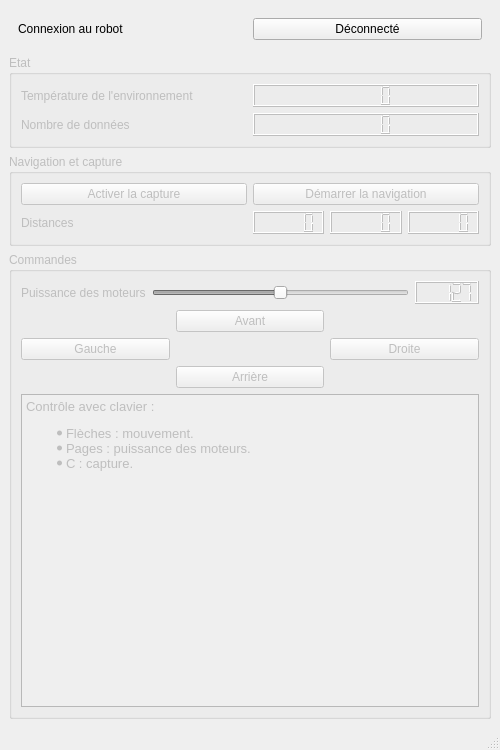
Before: the Qt Designer form Code/PC/GUI/DistancesCarRemoteControler.ui in Hamza5/PFE-Master, drawn with Qt 5.
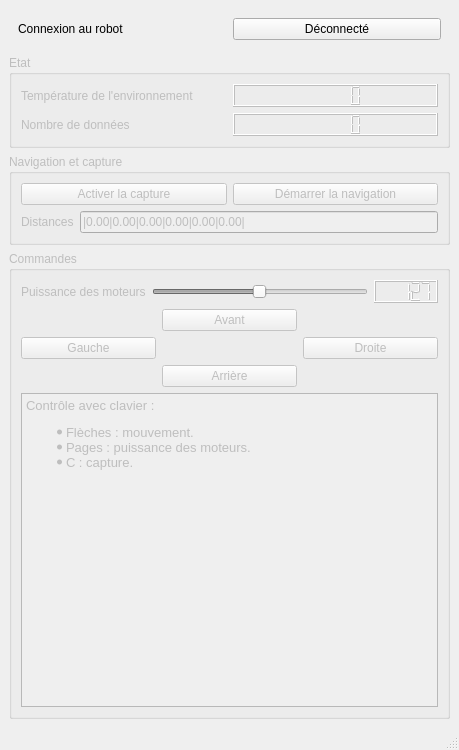
After: the same form once the commit is applied.

Commit message: Utiliser 6 distances

The edit to the form file:
```diff
--- a/Code/PC/GUI/DistancesCarRemoteControler.ui
+++ b/Code/PC/GUI/DistancesCarRemoteControler.ui
@@ -6,7 +6,7 @@
    <rect>
     <x>0</x>
     <y>0</y>
-    <width>500</width>
+    <width>459</width>
     <height>750</height>
    </rect>
   </property>
@@ -83,50 +83,51 @@
       <property name="title">
        <string>Navigation et capture</string>
       </property>
-      <layout class="QGridLayout" name="gridLayout_3">
-       <item row="2" column="0">
-        <widget class="QLabel" name="distancesLabel">
-         <property name="text">
-          <string>Distances</string>
-         </property>
-        </widget>
-       </item>
-       <item row="2" column="1">
-        <layout class="QGridLayout" name="gridLayout_2">
-         <item row="0" column="0">
-          <widget class="QLCDNumber" name="leftDistanceLcdNumber">
-           <property name="smallDecimalPoint">
-            <bool>false</bool>
+      <layout class="QVBoxLayout" name="verticalLayout_2">
+       <item>
+        <layout class="QHBoxLayout" name="horizontalLayout_2">
+         <item>
+          <widget class="QPushButton" name="enableCapturePushButton">
+           <property name="text">
+            <string>Activer la capture</string>
            </property>
+           <property name="checkable">
+            <bool>true</bool>
+           </property>
           </widget>
          </item>
-         <item row="0" column="1">
-          <widget class="QLCDNumber" name="forwardDistanceLcdNumber"/>
+         <item>
+          <widget class="QPushButton" name="navigationPushButton">
+           <property name="text">
+            <string>Démarrer la navigation</string>
+           </property>
+           <property name="checkable">
+            <bool>true</bool>
+           </property>
+          </widget>
          </item>
-         <item row="0" column="2">
-          <widget class="QLCDNumber" name="rightDistanceLcdNumber"/>
-         </item>
         </layout>
        </item>
-       <item row="1" column="1">
-        <widget class="QPushButton" name="navigationPushButton">
-         <property name="text">
-          <string>Démarrer la navigation</string>
-         </property>
-         <property name="checkable">
-          <bool>true</bool>
-         </property>
-        </widget>
-       </item>
-       <item row="1" column="0">
-        <widget class="QPushButton" name="enableCapturePushButton">
-         <property name="text">
-          <string>Activer la capture</string>
-         </property>
-         <property name="checkable">
-          <bool>true</bool>
-         </property>
-        </widget>
+       <item>
+        <layout class="QHBoxLayout" name="horizontalLayout_3">
+         <item>
+          <widget class="QLabel" name="distancesLabel">
+           <property name="text">
+            <string>Distances</string>
+           </property>
+          </widget>
+         </item>
+         <item>
+          <widget class="QLineEdit" name="distancesLineEdit">
+           <property name="text">
+            <string>|0.00|0.00|0.00|0.00|0.00|0.00|</string>
+           </property>
+           <property name="readOnly">
+            <bool>true</bool>
+           </property>
+          </widget>
+         </item>
+        </layout>
        </item>
       </layout>
      </widget>
```
Left out of the diff: 7 changed lines with no effect on the pictures. The commit also changes 9 other files.
